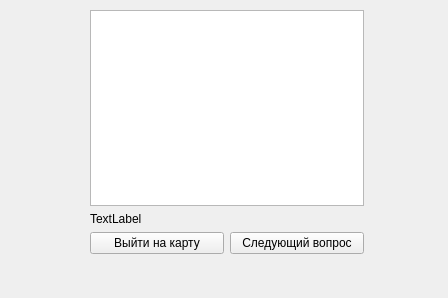
The window that answerwindow.ui (AlexeyFedoseev/rmap) describes before a commit, drawn with Qt 5.
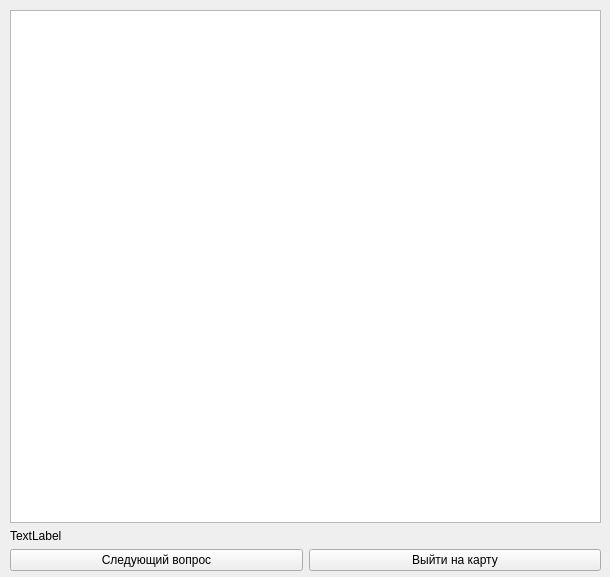
The same window after the commit.

The edit to the form file:
```diff
--- a/answerwindow.ui
+++ b/answerwindow.ui
@@ -6,8 +6,8 @@
    <rect>
     <x>0</x>
     <y>0</y>
-    <width>448</width>
-    <height>298</height>
+    <width>610</width>
+    <height>577</height>
    </rect>
   </property>
   <property name="windowTitle">
@@ -16,10 +16,10 @@
   <widget class="QWidget" name="layoutWidget">
    <property name="geometry">
     <rect>
-     <x>90</x>
+     <x>10</x>
      <y>10</y>
-     <width>274</width>
-     <height>244</height>
+     <width>591</width>
+     <height>561</height>
     </rect>
    </property>
    <layout class="QVBoxLayout" name="verticalLayout">
@@ -36,16 +36,16 @@
     <item>
      <layout class="QHBoxLayout" name="horizontalLayout">
       <item>
-       <widget class="QPushButton" name="exitButton">
+       <widget class="QPushButton" name="nextButton">
         <property name="text">
-         <string>Выйти на карту</string>
+         <string>Следующий вопрос</string>
         </property>
        </widget>
       </item>
       <item>
-       <widget class="QPushButton" name="nextButton">
+       <widget class="QPushButton" name="exitButton">
         <property name="text">
-         <string>Следующий вопрос</string>
+         <string>Выйти на карту</string>
         </property>
        </widget>
       </item>
```
